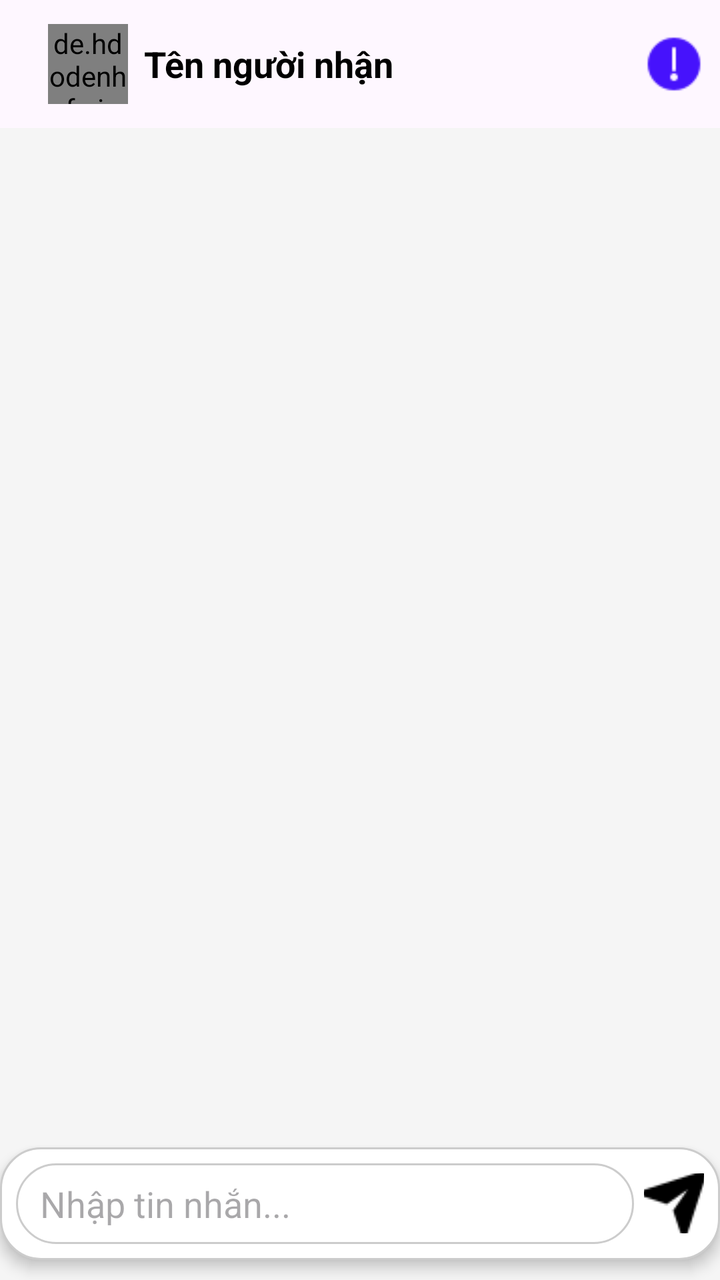
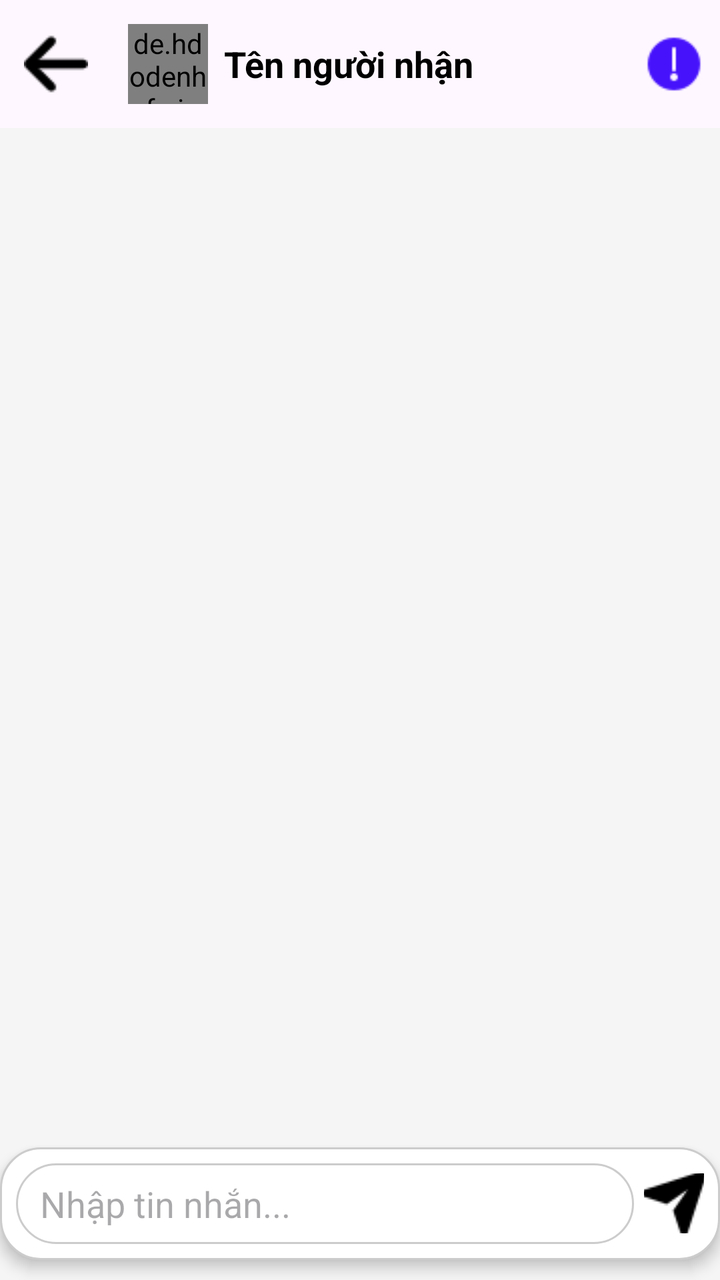

An Android layout rendered at two revisions. The XML below is the earlier revision; the diff shows what the commit changed to produce the second picture.
<!-- AndroidManifest.xml: application theme Base.Theme.Qolzy -->
<!-- res/layout/fragment_detail_message.xml -->
<?xml version="1.0" encoding="utf-8"?>
<androidx.coordinatorlayout.widget.CoordinatorLayout xmlns:android="http://schemas.android.com/apk/res/android"
    xmlns:app="http://schemas.android.com/apk/res-auto"
    android:layout_width="match_parent"
    android:layout_height="match_parent"
    android:background="#F5F5F5">

    
    <com.google.android.material.appbar.AppBarLayout
        android:layout_width="match_parent"
        android:layout_height="wrap_content"
        android:fitsSystemWindows="true">

        <com.google.android.material.appbar.MaterialToolbar
            android:id="@+id/chatToolbar"
            android:layout_width="match_parent"
            android:layout_height="?attr/actionBarSize"
            android:background="?attr/colorSurface"
            app:titleCentered="false"
            android:paddingEnd="8dp">

            
            <LinearLayout
                android:id="@+id/chatToolbarContent"
                android:layout_width="wrap_content"
                android:layout_height="match_parent"
                android:orientation="horizontal"
                android:gravity="center_vertical"
                android:layout_gravity="start"
                android:paddingStart="8dp">

                <de.hdodenhof.circleimageview.CircleImageView
                    android:id="@+id/imgAvatar"
                    android:layout_width="40dp"
                    android:layout_height="40dp"
                    android:src="@drawable/user"
                    android:layout_marginEnd="8dp" />

                <LinearLayout
                    android:orientation="vertical"
                    android:layout_width="wrap_content"
                    android:layout_height="wrap_content">

                    <TextView
                        android:id="@+id/tvName"
                        android:text="Tên người nhận"
                        android:textStyle="bold"
                        android:textSize="18sp"
                        android:textColor="@android:color/black"
                        android:layout_height="wrap_content"
                        android:layout_width="wrap_content"/>

                    <TextView
                        android:id="@+id/tvStatus"
                        android:text="Đang hoạt động"
                        android:layout_height="wrap_content"
                        android:layout_width="wrap_content"
                        android:textSize="12sp"
                        android:textColor="@android:color/darker_gray"
                        android:visibility="gone" />
                </LinearLayout>
            </LinearLayout>

            <ImageView
                android:layout_gravity="end"
                android:src="@drawable/infomation"
                android:layout_width="30dp"
                android:layout_height="30dp" />
        </com.google.android.material.appbar.MaterialToolbar>
    </com.google.android.material.appbar.AppBarLayout>

    <ProgressBar
        android:id="@+id/progressBar"
        style="?android:attr/progressBarStyleLarge"
        android:visibility="invisible"
        android:layout_width="wrap_content"
        android:layout_height="wrap_content"
        android:layout_gravity="center"/>

    
    <androidx.recyclerview.widget.RecyclerView
        android:id="@+id/recyclerMessages"
        android:layout_width="match_parent"
        android:layout_height="match_parent"
        android:layout_margin="8dp"
        android:clipToPadding="false"
        android:paddingBottom="60dp"
        app:layout_behavior="@string/appbar_scrolling_view_behavior"
        app:layout_constraintTop_toBottomOf="@id/chatToolbar"
        app:layout_constraintBottom_toTopOf="@id/messageInputLayout" />

    
    <LinearLayout
        android:id="@+id/messageInputLayout"
        android:layout_width="match_parent"
        android:layout_height="wrap_content"
        android:orientation="horizontal"
        android:padding="8dp"
        android:background="@drawable/bg_unselected_genre"
        android:elevation="4dp"
        android:layout_marginBottom="10dp"
        app:layout_anchorGravity="bottom"
        android:layout_gravity="bottom"
        app:layout_constraintBottom_toBottomOf="parent">

        <EditText
            android:id="@+id/edtMessage"
            android:layout_width="0dp"
            android:layout_height="wrap_content"
            android:layout_weight="1"
            android:hint="Nhập tin nhắn..."
            android:background="@drawable/bg_unselected_genre"
            android:paddingHorizontal="12dp"
            android:layout_marginEnd="5dp"
            android:paddingVertical="8dp" />

        <ImageButton
            android:id="@+id/btnSend"
            android:padding="5dp"
            android:layout_width="30dp"
            android:layout_height="30dp"
            android:background="?attr/selectableItemBackgroundBorderless"
            android:src="@drawable/send_32"
            android:layout_gravity="center_vertical"
            android:contentDescription="Gửi" />
    </LinearLayout>

</androidx.coordinatorlayout.widget.CoordinatorLayout>
<!-- resources referenced by this layout -->
<resources>
  <!-- drawable bg_unselected_genre (drawable) -->
  <shape xmlns:android="http://schemas.android.com/apk/res/android"
      android:shape="rectangle">
      <solid android:color="#FFFFFF" />
      <stroke android:width="1dp" android:color="#CCCCCC"/>
      <corners android:radius="20dp"/>
  </shape>
  <!-- drawable infomation: png bitmap (drawable, 724 bytes) -->
  <!-- drawable send_32: png bitmap (drawable, 542 bytes) -->
  <!-- drawable user: png bitmap (drawable, 497 bytes) -->
  <style name="Base.Theme.Qolzy" parent="Theme.Material3.DayNight.NoActionBar">
          
          
      </style>
</resources>

<!-- the commit's change to res/layout/fragment_detail_message.xml (unified diff, before → after) -->
@@ -17,9 +17,9 @@
             android:layout_height="?attr/actionBarSize"
             android:background="?attr/colorSurface"
             app:titleCentered="false"
+            app:navigationIcon="@drawable/ic_arrow_back"
             android:paddingEnd="8dp">
 
-            
             <LinearLayout
                 android:id="@+id/chatToolbarContent"
                 android:layout_width="wrap_content"
<!-- resource entries referenced after the edit -->
@@ -7,6 +7,7 @@
       <stroke android:width="1dp" android:color="#CCCCCC"/>
       <corners android:radius="20dp"/>
   </shape>
+  <!-- drawable ic_arrow_back: png bitmap (drawable, 475 bytes) -->
   <!-- drawable infomation: png bitmap (drawable, 724 bytes) -->
   <!-- drawable send_32: png bitmap (drawable, 542 bytes) -->
   <!-- drawable user: png bitmap (drawable, 497 bytes) -->
